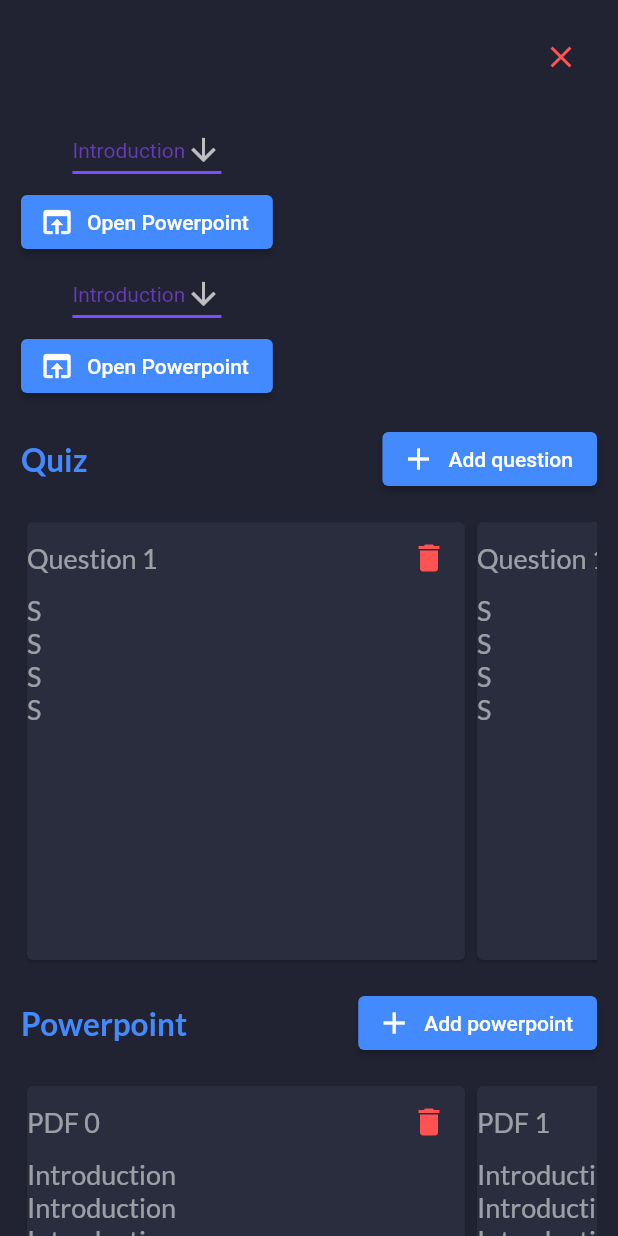
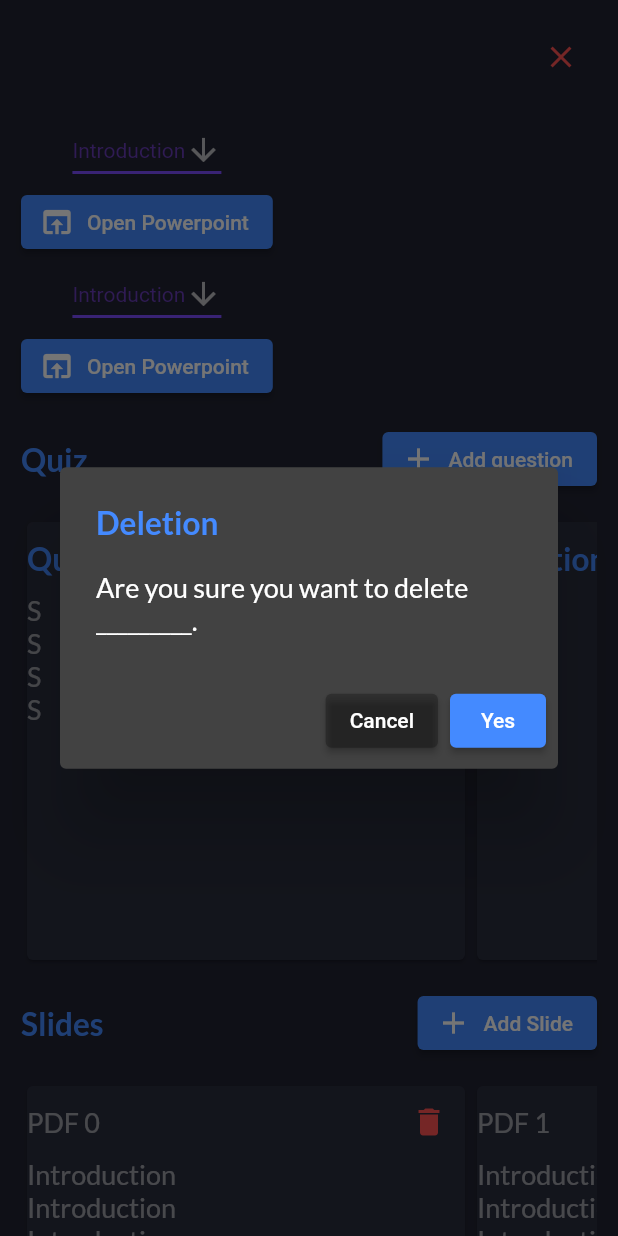
Before and after one commit to SchroederLionel/Crayon_Management, a Flutter app: the PresentationScreen screen opened directly with empty values, after a tap on the "delete" icon, on a phone screen of 412 x 824 dp. Run offline on Flutter 3.47's test engine with Material 2 defaults, Android fonts, the phone set to English and light mode, and no system bars; our stand-ins replace flip_card, google_fonts, scrollable_positioned_list, url_strategy, validators; missing offline and left inert: flutter_dropzone, pdf_render; generated files the repository leaves out were written again.

Commit message:
PDF Add dialog & Generic Removal Dialog

```diff
--- /dev/null
+++ b/lib/datamodels/confirmation_dialog_data.dart
@@ -0,0 +1,11 @@
+class ConfirmationDialogData {
+  late String title;
+  late String description;
+  late String cancelTitle;
+  late String acceptTitle;
+  ConfirmationDialogData(
+      {required this.title,
+      required this.description,
+      required this.cancelTitle,
+      required this.acceptTitle});
+}
--- /dev/null
+++ b/lib/datamodels/dropped_file.dart
@@ -0,0 +1,22 @@
+class DroppedFile {
+  final String title;
+  final String url;
+  final String name;
+  final String mime;
+  final int bytes;
+
+  const DroppedFile(
+      {required this.title,
+      required this.url,
+      required this.name,
+      required this.mime,
+      required this.bytes});
+
+  String get size {
+    final kb = bytes / 1024;
+    final mb = kb / 1024;
+    return mb > 1
+        ? '${mb.toStringAsFixed(2)} MB'
+        : '${kb.toStringAsFixed(2)} KB';
+  }
+}
--- a/lib/providers/login_registration_provider/login_provider.dart
+++ b/lib/providers/login_registration_provider/login_provider.dart
@@ -1,6 +1,6 @@
 import 'package:flutter/material.dart';
 
-class LoginProvider extends ChangeNotifier {
+class LoginProvider {
   late String _email;
   late String _password;
 
--- a/lib/providers/login_registration_provider/registration_provider.dart
+++ b/lib/providers/login_registration_provider/registration_provider.dart
@@ -1,6 +1,6 @@
 import 'package:flutter/cupertino.dart';
 
-class RegistrationProvider extends ChangeNotifier {
+class RegistrationProvider {
   late String _email;
   late String _firstName;
   late String _lastName;
--- /dev/null
+++ b/lib/providers/pdf_provider.dart
@@ -0,0 +1,39 @@
+import 'package:crayon_management/datamodels/dropped_file.dart';
+import 'package:flutter/cupertino.dart';
+import 'package:flutter/material.dart';
+
+class PdfProvider extends ChangeNotifier {
+  late DroppedFile _droppedFile;
+  late String _title = '';
+  late String _fileURL = '';
+  Color _currentColor = Colors.blueAccent;
+
+  String get getTitle => _title;
+  String get getFileUrl => _fileURL;
+  DroppedFile get getDroppedFile => _droppedFile;
+
+  Color get currentColor => _currentColor;
+  void droppedFile(DroppedFile file) => _droppedFile = file;
+
+  void updateValues(String mime, String url, String title) {
+    String fileType = mime;
+    print(mime);
+    if (fileType.toUpperCase().contains('PDF')) {
+      _title = title;
+      _fileURL = url;
+      _currentColor = Colors.greenAccent;
+    } else {
+      _title = 'Only PDF file type is accepted';
+      _currentColor = Colors.redAccent;
+    }
+
+    notifyListeners();
+  }
+
+  void title(String title) => _title = title;
+
+  void fileURL(String url) {
+    _fileURL = url;
+    notifyListeners();
+  }
+}
--- a/lib/providers/theme_provider.dart
+++ b/lib/providers/theme_provider.dart
@@ -7,6 +7,7 @@ class ThemeProvider extends ChangeNotifier {
   ThemeData light = ThemeData(
       primaryColor: Colors.blueAccent,
       iconTheme: const IconThemeData(color: Colors.black),
+      dialogBackgroundColor: const Color(0xFFFEFEFE),
       elevatedButtonTheme: ElevatedButtonThemeData(
           style: ButtonStyle(
         backgroundColor: MaterialStateProperty.all<Color>(Colors.blueAccent),
@@ -33,6 +34,7 @@ class ThemeProvider extends ChangeNotifier {
 
   ThemeData dark = ThemeData(
       primaryColor: Colors.blueAccent,
+      dialogBackgroundColor: const Color(0xFF212332),
       iconTheme: const IconThemeData(color: Colors.white54),
       elevatedButtonTheme: ElevatedButtonThemeData(
           style: ButtonStyle(
--- a/lib/screens/dashboard/components/lecture_info_card.dart
+++ b/lib/screens/dashboard/components/lecture_info_card.dart
@@ -1,4 +1,6 @@
+import 'package:crayon_management/datamodels/confirmation_dialog_data.dart';
 import 'package:crayon_management/datamodels/lecture.dart';
+import 'package:crayon_management/widgets/confirmation_dialog.dart';
 import 'package:flutter/material.dart';
 import 'package:crayon_management/route/route.dart' as route;
 
@@ -105,7 +107,17 @@ class LectureInfoCard extends StatelessWidget {
                       style: ButtonStyle(
                           backgroundColor: MaterialStateProperty.all<Color>(
                               Colors.redAccent)),
-                      onPressed: () {},
+                      onPressed: () {
+                        showDialog(
+                            context: context,
+                            builder: (BuildContext context) => ConfirmationDialog(
+                                confirmationDialogData: ConfirmationDialogData(
+                                    title: 'Deletion',
+                                    cancelTitle: 'Cancel',
+                                    description:
+                                        'Are you sure you want to delete ${lecture.title}.',
+                                    acceptTitle: 'Yes')));
+                      },
                       icon: Icon(Icons.delete),
                       label: Text('Delete'))
                 ],
--- a/lib/screens/presentation/components/powerpoints.dart
+++ b/lib/screens/presentation/components/powerpoints.dart
@@ -1,4 +1,7 @@
+import 'package:crayon_management/providers/pdf_provider.dart';
+import 'package:crayon_management/screens/presentation/components/drop_zone.dart';
 import 'package:flutter/material.dart';
+import 'package:provider/provider.dart';
 
 class Powerpoints extends StatelessWidget {
   const Powerpoints({Key? key}) : super(key: key);
@@ -11,13 +14,22 @@ class Powerpoints extends StatelessWidget {
           mainAxisAlignment: MainAxisAlignment.spaceBetween,
           children: [
             Text(
-              'Powerpoint',
+              'Slides',
               style: Theme.of(context).textTheme.subtitle1,
             ),
             ElevatedButton.icon(
-                onPressed: () {},
+                onPressed: () {
+                  showDialog(
+                      context: context,
+                      builder: (BuildContext context) {
+                        return ListenableProvider<PdfProvider>(
+                          create: (context) => PdfProvider(),
+                          child: DropZone(),
+                        );
+                      });
+                },
                 icon: Icon(Icons.add),
-                label: Text('Add powerpoint'))
+                label: Text('Add Slide'))
           ],
         ),
         const SizedBox(
--- a/lib/screens/presentation/components/quiz.dart
+++ b/lib/screens/presentation/components/quiz.dart
@@ -1,3 +1,5 @@
+import 'package:crayon_management/datamodels/confirmation_dialog_data.dart';
+import 'package:crayon_management/widgets/confirmation_dialog.dart';
 import 'package:flutter/material.dart';
 import 'package:flutter/rendering.dart';
 
@@ -43,9 +45,25 @@ class Quiz extends StatelessWidget {
                       Row(
                         mainAxisAlignment: MainAxisAlignment.spaceBetween,
                         children: [
-                          Text('Question 1'),
+                          Text(
+                            'Question 1',
+                            style: Theme.of(context).textTheme.subtitle1,
+                          ),
                           IconButton(
-                              onPressed: () {},
+                              onPressed: () {
+                                showDialog(
+                                    context: context,
+                                    builder: (BuildContext
+                                            context) =>
+                                        ConfirmationDialog(
+                                            confirmationDialogData:
+                                                ConfirmationDialogData(
+                                                    title: 'Deletion',
+                                                    cancelTitle: 'Cancel',
+                                                    description:
+                                                        'Are you sure you want to delete _________.',
+                                                    acceptTitle: 'Yes')));
+                              },
                               icon: const Icon(
                                 Icons.delete,
                                 color: Colors.redAccent,
--- /dev/null
+++ b/lib/widgets/confirmation_dialog.dart
@@ -0,0 +1,33 @@
+import 'package:crayon_management/datamodels/confirmation_dialog_data.dart';
+import 'package:flutter/material.dart';
+
+class ConfirmationDialog extends StatelessWidget {
+  final ConfirmationDialogData confirmationDialogData;
+  const ConfirmationDialog({required this.confirmationDialogData, Key? key})
+      : super(key: key);
+
+  @override
+  Widget build(BuildContext context) {
+    return AlertDialog(
+      title: Text(
+        confirmationDialogData.title,
+        style: Theme.of(context).textTheme.subtitle1,
+      ),
+      content: Text(
+        confirmationDialogData.description,
+        style: Theme.of(context).textTheme.bodyText1,
+      ),
+      actions: [
+        ElevatedButton(
+            style: ButtonStyle(
+                backgroundColor:
+                    MaterialStateProperty.all<Color>(Colors.black26)),
+            onPressed: () => Navigator.pop(context),
+            child: Text(confirmationDialogData.cancelTitle)),
+        ElevatedButton(
+            onPressed: () => Navigator.pop(context),
+            child: Text(confirmationDialogData.acceptTitle))
+      ],
+    );
+  }
+}
--- a/lib/widgets/language_widget.dart
+++ b/lib/widgets/language_widget.dart
@@ -4,7 +4,9 @@ import 'package:flutter/material.dart';
 import 'package:provider/provider.dart';
 
 class LanguageWidget extends StatelessWidget {
-  const LanguageWidget({Key? key}) : super(key: key);
+  final bool forStartingPage;
+  const LanguageWidget({required this.forStartingPage, Key? key})
+      : super(key: key);
 
   @override
   Widget build(BuildContext context) {
--- a/pubspec.yaml
+++ b/pubspec.yaml
@@ -44,6 +44,7 @@ dependencies:
   pdf_render: ^1.0.13
   scrollable_positioned_list: ^0.2.0-nullsafety.0
   validators: ^3.0.0
+  flutter_dropzone: ^3.0.0
 
 dev_dependencies:
   flutter_test:
```
Also changed, not shown: lib/l10n/l10n.dart (+13 -0 lines), lib/main.dart (+0 -9 lines), lib/screens/dashboard/components/lectures.dart (+43 -1 lines), lib/screens/dashboard/components/side_menu.dart (+10 -10 lines), lib/screens/dashboard/components/time_picker.dart (added, +48 -0 lines), lib/screens/login_registration/login.dart (+14 -4 lines), lib/screens/presentation/components/drop_zone.dart (added, +169 -0 lines).
